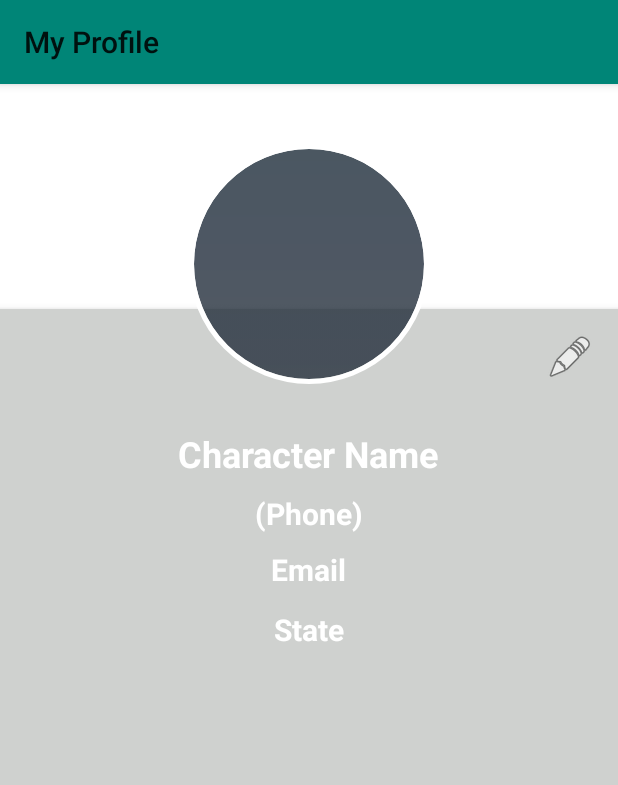
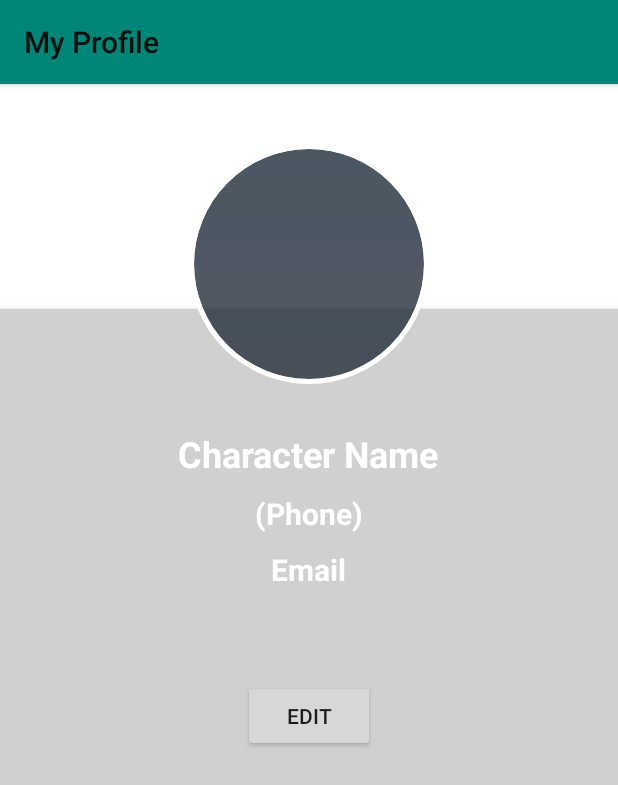
Before and after one commit to FIDELIX07/Area-Calc-v2, an Android app: the fragment Frag_Profile placed in its activity, on a phone screen of 412 x 824 dp. Shown: the top 785 px of the screen. Run offline under Robolectric (Android 15) with nearby library versions, the phone set to English and light mode, and no system bars; our stand-ins replace CircleImageView, Picasso; libraries missing offline, so code that uses them is left out: com.google.maps.android, com.yarolegovich.slidingrootnav; pictures from the network do not load; 5 statements that could not run were skipped.

```diff
--- a/app/src/main/java/com/niccher/areacalc/Casa.java
+++ b/app/src/main/java/com/niccher/areacalc/Casa.java
@@ -24,13 +24,6 @@ import androidx.fragment.app.FragmentManager;
 import androidx.recyclerview.widget.LinearLayoutManager;
 import androidx.recyclerview.widget.RecyclerView;
 
-import com.google.firebase.auth.FirebaseAuth;
-import com.google.firebase.auth.FirebaseUser;
-import com.google.firebase.database.DataSnapshot;
-import com.google.firebase.database.DatabaseError;
-import com.google.firebase.database.DatabaseReference;
-import com.google.firebase.database.FirebaseDatabase;
-import com.google.firebase.database.ValueEventListener;
 import com.niccher.areacalc.frags.Frag_About;
 import com.niccher.areacalc.frags.Frag_Home;
 import com.niccher.areacalc.frags.Frag_Profile;
@@ -52,15 +45,10 @@ public class Casa extends AppCompatActivity implements DrawerAdapter.OnItemSelec
     private String[] screenTitles;
     private Drawable[] screenIcons;
 
-    FirebaseAuth mAuth;
-    FirebaseUser userf;
-    DatabaseReference dref1;
-
     CircleImageView usr_prof;
     TextView usr_handle,usr_email;
 
     private SlidingRootNav slidingRootNav;
-
 
     private static final int POS_DASHBOARD = 0;
     private static final int POS_View_Area = 1;
@@ -80,9 +68,6 @@ public class Casa extends AppCompatActivity implements DrawerAdapter.OnItemSelec
 
         Toolbar toolbar = findViewById(R.id.toolbar);
         setSupportActionBar(toolbar);
-
-        mAuth= FirebaseAuth.getInstance();
-        userf=mAuth.getCurrentUser();
 
         LoadData();
 
@@ -125,29 +110,19 @@ public class Casa extends AppCompatActivity implements DrawerAdapter.OnItemSelec
     @Override
     protected void onStart() {
         super.onStart();
-        GetState();
+
         LoadUsa();
     }
 
     @Override
     protected void onResume() {
         super.onResume();
-        GetState();
+
         LoadUsa();
     }
 
-    private void GetState(){
-        FirebaseUser fuse=mAuth.getCurrentUser();
-        if (fuse!=null){
-            //
-        }else {
-            startActivity(new Intent(Casa.this,UserLogin.class));
-            finish();
-        }
-    }
-
     public void LoadData(){
-        SharedPreferences sharedPreferences = getSharedPreferences("Area_Calc_Prefs", MODE_PRIVATE);
+        /*SharedPreferences sharedPreferences = getSharedPreferences("Nxck_Prefs", MODE_PRIVATE);
         String intro = sharedPreferences.getString("intro_slide","has_not");
         Log.e("LoadData", "intro_slide is set as " + intro);
 
@@ -157,40 +132,9 @@ public class Casa extends AppCompatActivity implements DrawerAdapter.OnItemSelec
             startActivity(gog);
             finish();
             overridePendingTransition(R.anim.slide_in_right, R.anim.slide_out_left);
-        } else if (intro =="has_seen") {}
+        } else if (intro =="has_seen") {
 
-        try {
-            dref1= FirebaseDatabase.getInstance().getReference("Area_Calc").child(userf.getUid());
-            dref1.keepSynced(true);
-
-            dref1.addValueEventListener(new ValueEventListener() {
-                @Override
-                public void onDataChange(@NonNull DataSnapshot dataSnapshot) {
-                    String gUsername,gEmail,gimgProfile;
-
-                    gUsername= (String) dataSnapshot.child("gUsername").getValue();
-                    gEmail= (String) dataSnapshot.child("gEmail").getValue();
-                    gimgProfile= (String) dataSnapshot.child("gProfilethumb").getValue();
-
-                    usr_email.setText(gEmail);
-                    usr_handle.setText(gUsername);
-
-                    try {
-                        Picasso.get().load(gimgProfile).into(usr_prof);
-
-                    }catch (Exception ex){
-                        Picasso.get().load(R.drawable.ic_defuser).into(usr_prof);
-                    }
-                }
-
-                @Override
-                public void onCancelled(@NonNull DatabaseError databaseError) {
-
-                }
-            });
-        }catch (Exception ex){
-            Log.e("Casa ", "LoadUsa Data ********************: \n" +ex.getMessage());
-        }
+        }*/
     }
 
 
@@ -250,8 +194,7 @@ public class Casa extends AppCompatActivity implements DrawerAdapter.OnItemSelec
             }
         }
         if (position == POS_LOG) {
-            mAuth.signOut();
-            GetState();
+            Toast.makeText(this, "Log Out Logic", Toast.LENGTH_SHORT).show();
         }
         if (position == POS_EXIT) {
             Intent intt=new Intent(Intent.ACTION_MAIN);
@@ -312,4 +255,31 @@ public class Casa extends AppCompatActivity implements DrawerAdapter.OnItemSelec
         return ContextCompat.getColor(this, res);
     }
 
+    /*@Override
+    public boolean onOptionsItemSelected(@NonNull MenuItem item) {
+
+        int id = item.getItemId();
+        if (id == R.id.action_cancel) {
+            Toast.makeText(this, "Cancel Under Active Development", Toast.LENGTH_SHORT).show();
+            return true;
+        }
+
+        if (id == R.id.action_save) {
+            Toast.makeText(this, "Save Pressed", Toast.LENGTH_SHORT).show();
+            return true;
+        }
+
+        if (id == R.id.action_layers) {
+            Toast.makeText(this, "Layer Pressed", Toast.LENGTH_SHORT).show();
+            return true;
+        }
+        return super.onOptionsItemSelected(item);
+    }
+
+    @Override
+    public boolean onCreateOptionsMenu(Menu menu) {
+        MenuInflater menuInflater = getMenuInflater();
+        menuInflater.inflate(R.menu.mini, menu);
+        return true;
+    }*/
 }
--- a/app/src/main/res/layout/frag_profile.xml
+++ b/app/src/main/res/layout/frag_profile.xml
@@ -3,8 +3,7 @@
     xmlns:app="http://schemas.android.com/apk/res-auto"
     xmlns:tools="http://schemas.android.com/tools"
     android:layout_width="match_parent"
-    android:layout_height="match_parent"
-    android:id="@+id/pare">
+    android:layout_height="match_parent">
 
     <RelativeLayout
         android:layout_width="match_parent"
@@ -13,7 +12,7 @@
 
 
         <ImageView
-            android:id="@+id/com_usercover"
+            android:id="@+id/com_usacover"
             android:layout_width="match_parent"
             android:layout_height="150dp"
             android:background="?attr/selectableItemBackgroundBorderless"
@@ -21,10 +20,10 @@
 
         <de.hdodenhof.circleimageview.CircleImageView
             xmlns:app="http://schemas.android.com/apk/res-auto"
-            android:id="@+id/com_image"
+            android:id="@+id/com_usaprof"
             android:layout_width="200dp"
             android:layout_height="200dp"
-            android:layout_below="@+id/com_usercover"
+            android:layout_below="@+id/com_usacover"
             android:layout_centerHorizontal="true"
             android:layout_marginTop="-130dp"
             android:clickable="true"
@@ -40,22 +39,10 @@
             android:id="@+id/profile_layout"
             android:layout_width="match_parent"
             android:layout_height="match_parent"
-            android:layout_below="@+id/com_usercover"
+            android:layout_below="@+id/com_usacover"
             android:background="@color/bak"
             android:elevation="4dp"
             android:paddingBottom="24dp">
-
-
-            <ImageView
-                android:id="@+id/com_fab"
-                android:layout_width="wrap_content"
-                android:layout_height="wrap_content"
-                android:layout_alignParentRight="true"
-                android:layout_marginLeft="16dp"
-                android:layout_marginRight="16dp"
-                android:layout_marginTop="16dp"
-                android:clickable="true"
-                android:src="@android:drawable/ic_menu_edit" />
 
             <TextView
                 android:id="@+id/com_name"
@@ -93,30 +80,26 @@
                 android:textStyle="bold" />
 
             <TextView
+                android:visibility="invisible"
                 android:id="@+id/com_username"
                 android:layout_width="wrap_content"
                 android:layout_height="wrap_content"
                 android:layout_below="@+id/com_phone"
                 android:layout_centerHorizontal="true"
                 android:layout_marginTop="50dp"
-                android:text="State"
+                android:text="Status"
                 android:textColor="#fff"
                 android:textSize="20sp"
                 android:textStyle="bold" />
 
-            <ImageView
-                android:id="@+id/com_test"
-                android:layout_width="match_parent"
+            <Button
+                android:id="@+id/com_txt"
+                android:layout_width="wrap_content"
                 android:layout_height="wrap_content"
                 android:layout_below="@+id/com_username"
-                android:layout_marginLeft="16dp"
-                android:layout_marginRight="16dp"
-                android:layout_marginTop="16dp"
-                android:background="?attr/selectableItemBackgroundBorderless"
-                android:clickable="true"
-                android:maxHeight="200dp"
-                android:scaleType="centerCrop"
-                android:visibility="invisible" />
+                android:layout_centerHorizontal="true"
+                android:layout_marginTop="20dp"
+                android:text="Edit" />
         </RelativeLayout>
 
     </RelativeLayout>
```
Also changed, not shown: app/build.gradle (+8 -20 lines), app/src/main/AndroidManifest.xml (+3 -11 lines), build.gradle (+3 -4 lines).
